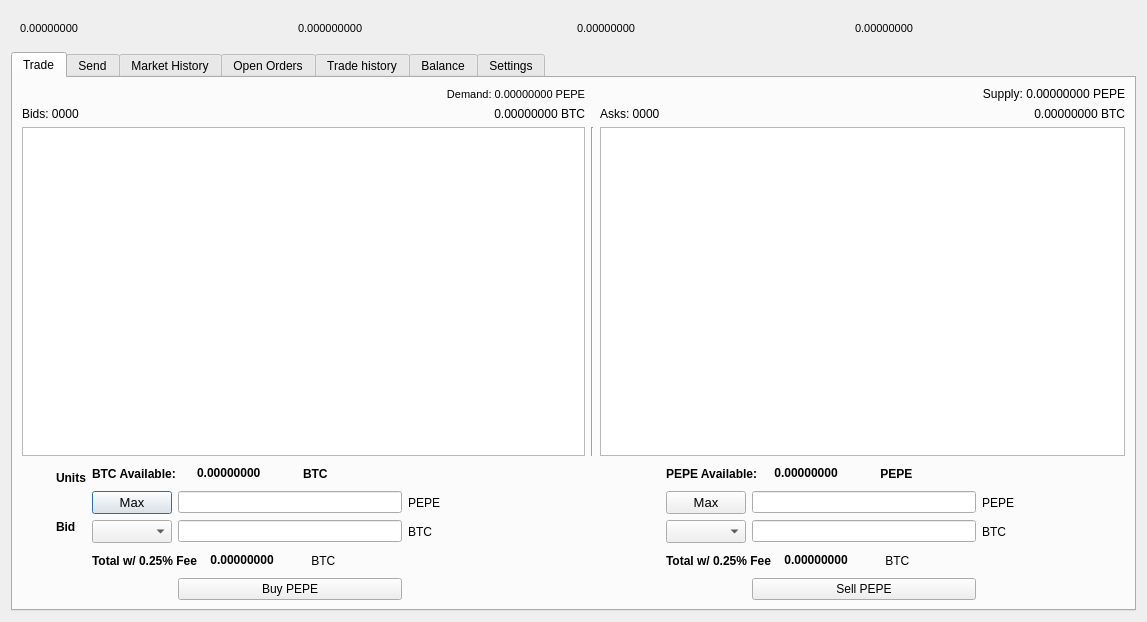
Old version of the form src/qt/forms/tradingdialog.ui in the repository projectmemetic/pepecoin.
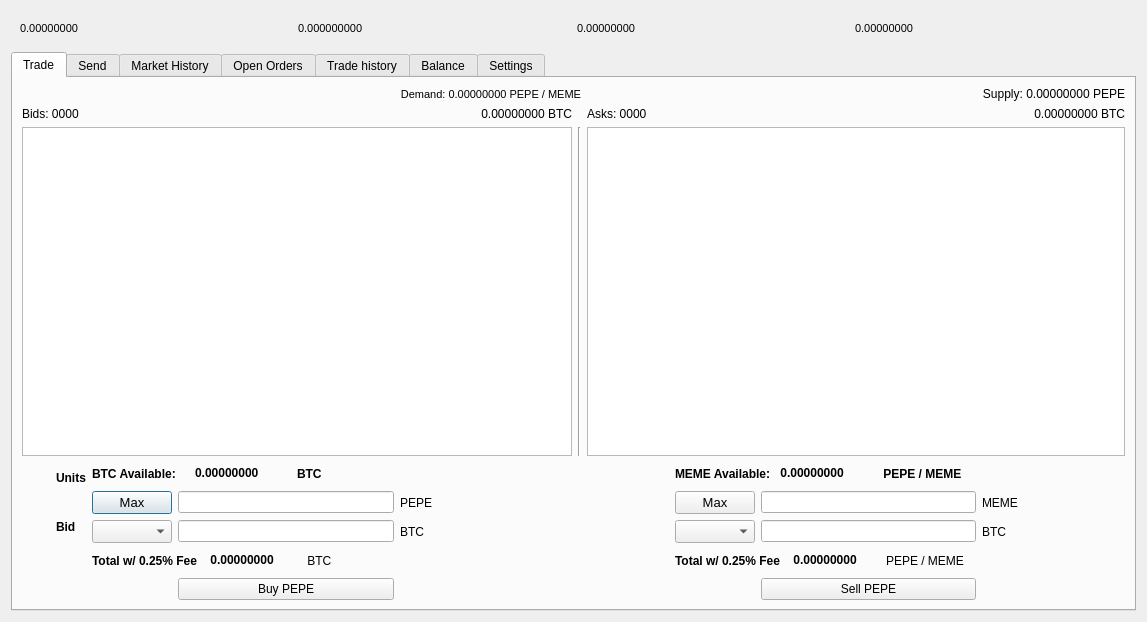
New version of the form. Icons and pictures are not drawn.

```diff
--- a/src/qt/forms/tradingdialog.ui
+++ b/src/qt/forms/tradingdialog.ui
@@ -168,21 +168,6 @@
        <string>Trade</string>
       </attribute>
       <layout class="QGridLayout" name="gridLayout_6">
-       <item row="0" column="5">
-        <widget class="QLabel" name="TXDemand">
-         <property name="font">
-          <font>
-           <pointsize>8</pointsize>
-          </font>
-         </property>
-         <property name="text">
-          <string>Demand: 0.00000000 PEPE</string>
-         </property>
-         <property name="alignment">
-          <set>Qt::AlignRight|Qt::AlignTrailing|Qt::AlignVCenter</set>
-         </property>
-        </widget>
-       </item>
        <item row="0" column="10" colspan="2">
         <widget class="QLabel" name="TXSupply">
          <property name="text">
@@ -794,7 +779,7 @@
             </font>
            </property>
            <property name="text">
-            <string>PEPE Available:</string>
+            <string>MEME Available:</string>
            </property>
           </widget>
          </item>
@@ -1238,7 +1223,7 @@
             </font>
            </property>
            <property name="text">
-            <string> PEPE</string>
+            <string> PEPE / MEME</string>
            </property>
           </widget>
          </item>
@@ -1328,7 +1313,7 @@
        <item row="4" column="10">
         <widget class="QLabel" name="label_22">
          <property name="text">
-          <string>PEPE</string>
+          <string>MEME</string>
          </property>
         </widget>
        </item>
@@ -2336,7 +2321,7 @@
             </font>
            </property>
            <property name="text">
-            <string> BTC</string>
+            <string>PEPE / MEME</string>
            </property>
           </widget>
          </item>
@@ -2356,6 +2341,21 @@
          </property>
         </widget>
        </item>
+       <item row="0" column="4" colspan="3">
+        <widget class="QLabel" name="TXDemand">
+         <property name="font">
+          <font>
+           <pointsize>8</pointsize>
+          </font>
+         </property>
+         <property name="text">
+          <string>Demand: 0.00000000 PEPE / MEME</string>
+         </property>
+         <property name="alignment">
+          <set>Qt::AlignRight|Qt::AlignTrailing|Qt::AlignVCenter</set>
+         </property>
+        </widget>
+       </item>
       </layout>
      </widget>
      <widget class="QWidget" name="tab">
```
